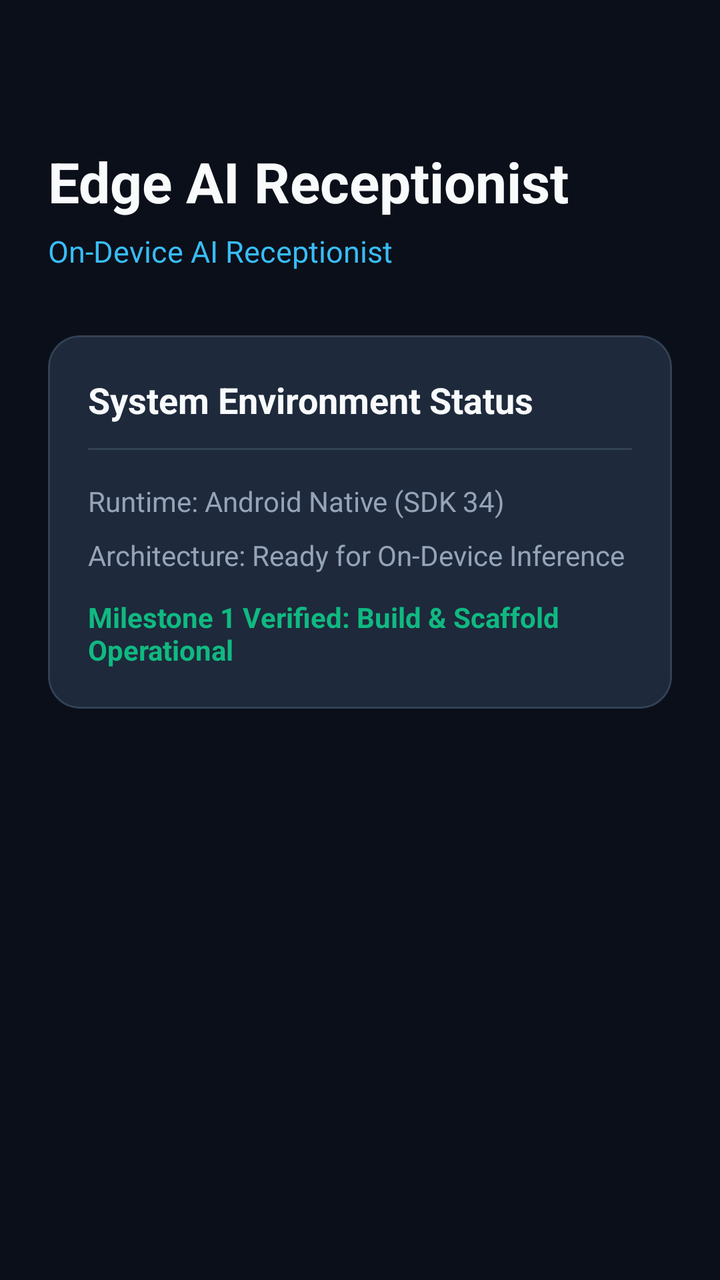
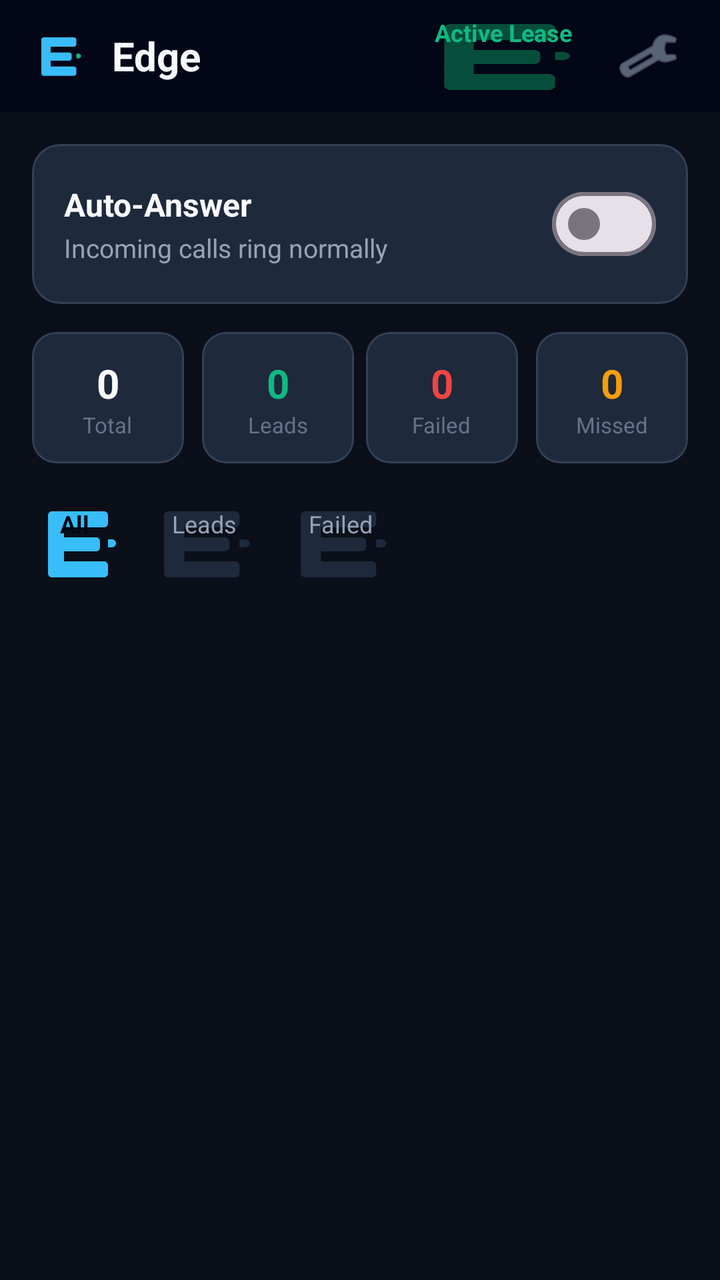

Before-and-after screenshots of an Android layout around one commit, followed by the original layout XML and the change that was made.
<!-- AndroidManifest.xml: application theme Theme.Edge -->
<!-- res/layout/activity_main.xml -->
<?xml version="1.0" encoding="utf-8"?>
<androidx.constraintlayout.widget.ConstraintLayout xmlns:android="http://schemas.android.com/apk/res/android"
    xmlns:app="http://schemas.android.com/apk/res-auto"
    android:layout_width="match_parent"
    android:layout_height="match_parent"
    android:background="@color/background"
    android:padding="24dp">

    <LinearLayout
        android:id="@+id/headerContainer"
        android:layout_width="0dp"
        android:layout_height="wrap_content"
        android:layout_marginTop="48dp"
        android:orientation="vertical"
        app:layout_constraintEnd_toEndOf="parent"
        app:layout_constraintStart_toStartOf="parent"
        app:layout_constraintTop_toTopOf="parent">

        <TextView
            android:id="@+id/tvAppName"
            android:layout_width="wrap_content"
            android:layout_height="wrap_content"
            android:text="@string/title_receptionist"
            android:textColor="@color/text_primary"
            android:textSize="28sp"
            android:textStyle="bold" />

        <TextView
            android:id="@+id/tvAppSubtitle"
            android:layout_width="wrap_content"
            android:layout_height="wrap_content"
            android:layout_marginTop="6dp"
            android:text="@string/subtitle_status"
            android:textColor="@color/accent"
            android:textSize="15sp" />
    </LinearLayout>

    <com.google.android.material.card.MaterialCardView
        android:id="@+id/cardStatus"
        android:layout_width="0dp"
        android:layout_height="wrap_content"
        android:layout_marginTop="32dp"
        app:cardBackgroundColor="@color/card_background"
        app:cardCornerRadius="16dp"
        app:cardElevation="0dp"
        app:strokeColor="#334155"
        app:strokeWidth="1dp"
        app:layout_constraintEnd_toEndOf="parent"
        app:layout_constraintStart_toStartOf="parent"
        app:layout_constraintTop_toBottomOf="@id/headerContainer">

        <LinearLayout
            android:layout_width="match_parent"
            android:layout_height="wrap_content"
            android:orientation="vertical"
            android:padding="20dp">

            <TextView
                android:layout_width="wrap_content"
                android:layout_height="wrap_content"
                android:text="@string/system_status_title"
                android:textColor="@color/text_primary"
                android:textSize="18sp"
                android:textStyle="bold" />

            <View
                android:layout_width="match_parent"
                android:layout_height="1dp"
                android:layout_marginTop="12dp"
                android:layout_marginBottom="16dp"
                android:background="#334155" />

            <TextView
                android:id="@+id/tvRuntimeStatus"
                android:layout_width="wrap_content"
                android:layout_height="wrap_content"
                android:text="@string/status_runtime"
                android:textColor="@color/text_secondary"
                android:textSize="14sp" />

            <TextView
                android:id="@+id/tvArchStatus"
                android:layout_width="wrap_content"
                android:layout_height="wrap_content"
                android:layout_marginTop="8dp"
                android:text="@string/status_architecture"
                android:textColor="@color/text_secondary"
                android:textSize="14sp" />

            <TextView
                android:id="@+id/tvReadyStatus"
                android:layout_width="wrap_content"
                android:layout_height="wrap_content"
                android:layout_marginTop="12dp"
                android:text="@string/status_ready"
                android:textColor="@color/status_green"
                android:textSize="14sp"
                android:textStyle="bold" />
        </LinearLayout>
    </com.google.android.material.card.MaterialCardView>

</androidx.constraintlayout.widget.ConstraintLayout>
<!-- resources referenced by this layout -->
<resources>
  <color name="accent">#38BDF8</color>
  <color name="background">#0B0F19</color>
  <color name="card_background">#1E293B</color>
  <color name="status_green">#10B981</color>
  <color name="text_primary">#F8FAFC</color>
  <color name="text_secondary">#94A3B8</color>
  <string name="status_architecture">Architecture: Ready for On-Device Inference</string>
  <string name="status_ready">Milestone 1 Verified: Build &amp; Scaffold Operational</string>
  <string name="status_runtime">Runtime: Android Native (SDK 34)</string>
  <string name="subtitle_status">On-Device AI Receptionist</string>
  <string name="system_status_title">System Environment Status</string>
  <string name="title_receptionist">Edge AI Receptionist</string>
  <style name="Theme.Edge" parent="Theme.Material3.DayNight.NoActionBar">
          <item name="colorPrimary">@color/accent</item>
          <item name="android:statusBarColor">@color/primary_dark</item>
          <item name="android:windowBackground">@color/background</item>
      </style>
  <color name="primary_dark">#020617</color>
</resources>

<!-- the commit's change to res/layout/activity_main.xml (unified diff, before → after) -->
@@ -1,102 +1,347 @@
 <?xml version="1.0" encoding="utf-8"?>
-<androidx.constraintlayout.widget.ConstraintLayout xmlns:android="http://schemas.android.com/apk/res/android"
+<androidx.coordinatorlayout.widget.CoordinatorLayout xmlns:android="http://schemas.android.com/apk/res/android"
     xmlns:app="http://schemas.android.com/apk/res-auto"
     android:layout_width="match_parent"
     android:layout_height="match_parent"
-    android:background="@color/background"
-    android:padding="24dp">
-
-    <LinearLayout
-        android:id="@+id/headerContainer"
-        android:layout_width="0dp"
+    android:background="@color/background">
+
+    <com.google.android.material.appbar.AppBarLayout
+        android:layout_width="match_parent"
         android:layout_height="wrap_content"
-        android:layout_marginTop="48dp"
-        android:orientation="vertical"
-        app:layout_constraintEnd_toEndOf="parent"
-        app:layout_constraintStart_toStartOf="parent"
-        app:layout_constraintTop_toTopOf="parent">
-
-        <TextView
-            android:id="@+id/tvAppName"
-            android:layout_width="wrap_content"
-            android:layout_height="wrap_content"
-            android:text="@string/title_receptionist"
-            android:textColor="@color/text_primary"
-            android:textSize="28sp"
-            android:textStyle="bold" />
-
-        <TextView
-            android:id="@+id/tvAppSubtitle"
-            android:layout_width="wrap_content"
-            android:layout_height="wrap_content"
-            android:layout_marginTop="6dp"
-            android:text="@string/subtitle_status"
-            android:textColor="@color/accent"
-            android:textSize="15sp" />
-    </LinearLayout>
-
-    <com.google.android.material.card.MaterialCardView
-        android:id="@+id/cardStatus"
-        android:layout_width="0dp"
-        android:layout_height="wrap_content"
-        android:layout_marginTop="32dp"
-        app:cardBackgroundColor="@color/card_background"
-        app:cardCornerRadius="16dp"
-        app:cardElevation="0dp"
-        app:strokeColor="#334155"
-        app:strokeWidth="1dp"
-        app:layout_constraintEnd_toEndOf="parent"
-        app:layout_constraintStart_toStartOf="parent"
-        app:layout_constraintTop_toBottomOf="@id/headerContainer">
+        android:background="@color/primary_dark">
+
+        <LinearLayout
+            android:layout_width="match_parent"
+            android:layout_height="56dp"
+            android:gravity="center_vertical"
+            android:orientation="horizontal"
+            android:paddingHorizontal="16dp">
+
+            <ImageView
+                android:layout_width="28dp"
+                android:layout_height="28dp"
+                android:contentDescription="@string/app_name"
+                android:src="@drawable/ic_edge_logo" />
+
+            <TextView
+                android:layout_width="0dp"
+                android:layout_height="wrap_content"
+                android:layout_marginStart="12dp"
+                android:layout_weight="1"
+                android:text="@string/app_name"
+                android:textColor="@color/text_primary"
+                android:textSize="20sp"
+                android:textStyle="bold" />
+
+            <TextView
+                android:id="@+id/tvStatusBadge"
+                android:layout_width="wrap_content"
+                android:layout_height="wrap_content"
+                android:background="@drawable/ic_edge_logo"
+                android:backgroundTint="#064E3B"
+                android:paddingHorizontal="10dp"
+                android:paddingVertical="4dp"
+                android:text="@string/status_active"
+                android:textColor="@color/status_green"
+                android:textSize="12sp"
+                android:textStyle="bold" />
+
+            <ImageButton
+                android:id="@+id/btnSettings"
+                android:layout_width="40dp"
+                android:layout_height="40dp"
+                android:layout_marginStart="8dp"
+                android:background="?attr/selectableItemBackgroundBorderless"
+                android:contentDescription="@string/action_settings"
+                android:padding="8dp"
+                android:src="@android:drawable/ic_menu_preferences"
+                app:tint="@color/text_secondary" />
+        </LinearLayout>
+    </com.google.android.material.appbar.AppBarLayout>
+
+    <androidx.core.widget.NestedScrollView
+        android:layout_width="match_parent"
+        android:layout_height="match_parent"
+        app:layout_behavior="@string/appbar_scrolling_view_behavior">
 
         <LinearLayout
             android:layout_width="match_parent"
             android:layout_height="wrap_content"
             android:orientation="vertical"
-            android:padding="20dp">
+            android:padding="16dp">
+
+            
+            <com.google.android.material.card.MaterialCardView
+                android:layout_width="match_parent"
+                android:layout_height="wrap_content"
+                app:cardBackgroundColor="@color/card_background"
+                app:cardCornerRadius="14dp"
+                app:cardElevation="0dp"
+                app:strokeColor="@color/card_stroke"
+                app:strokeWidth="1dp">
+
+                <LinearLayout
+                    android:layout_width="match_parent"
+                    android:layout_height="wrap_content"
+                    android:gravity="center_vertical"
+                    android:orientation="horizontal"
+                    android:padding="16dp">
+
+                    <LinearLayout
+                        android:layout_width="0dp"
+                        android:layout_height="wrap_content"
+                        android:layout_weight="1"
+                        android:orientation="vertical">
+
+                        <TextView
+                            android:layout_width="wrap_content"
+                            android:layout_height="wrap_content"
+                            android:text="@string/title_auto_answer"
+                            android:textColor="@color/text_primary"
+                            android:textSize="16sp"
+                            android:textStyle="bold" />
+
+                        <TextView
+                            android:id="@+id/tvAutoAnswerDesc"
+                            android:layout_width="wrap_content"
+                            android:layout_height="wrap_content"
+                            android:layout_marginTop="2dp"
+                            android:text="@string/desc_auto_answer_inactive"
+                            android:textColor="@color/text_secondary"
+                            android:textSize="13sp" />
+                    </LinearLayout>
+
+                    <com.google.android.material.materialswitch.MaterialSwitch
+                        android:id="@+id/switchAutoAnswer"
+                        android:layout_width="wrap_content"
+                        android:layout_height="wrap_content" />
+                </LinearLayout>
+            </com.google.android.material.card.MaterialCardView>
+
+            
+            <LinearLayout
+                android:layout_width="match_parent"
+                android:layout_height="wrap_content"
+                android:layout_marginTop="14dp"
+                android:baselineAligned="false"
+                android:orientation="horizontal">
+
+                
+                <com.google.android.material.card.MaterialCardView
+                    android:layout_width="0dp"
+                    android:layout_height="wrap_content"
+                    android:layout_marginEnd="6dp"
+                    android:layout_weight="1"
+                    app:cardBackgroundColor="@color/card_background"
+                    app:cardCornerRadius="12dp"
+                    app:cardElevation="0dp"
+                    app:strokeColor="@color/card_stroke"
+                    app:strokeWidth="1dp">
+
+                    <LinearLayout
+                        android:layout_width="match_parent"
+                        android:layout_height="wrap_content"
+                        android:gravity="center"
+                        android:orientation="vertical"
+                        android:padding="12dp">
+
+                        <TextView
+                            android:id="@+id/tvCountTotal"
+                            android:layout_width="wrap_content"
+                            android:layout_height="wrap_content"
+                            android:text="0"
+                            android:textColor="@color/text_primary"
+                            android:textSize="20sp"
+                            android:textStyle="bold" />
+
+                        <TextView
+                            android:layout_width="wrap_content"
+                            android:layout_height="wrap_content"
+                            android:text="@string/stat_total"
+                            android:textColor="@color/text_muted"
+                            android:textSize="11sp" />
+                    </LinearLayout>
+                </com.google.android.material.card.MaterialCardView>
+
+                
+                <com.google.android.material.card.MaterialCardView
+                    android:layout_width="0dp"
+                    android:layout_height="wrap_content"
+                    android:layout_marginHorizontal="3dp"
+                    android:layout_weight="1"
+                    app:cardBackgroundColor="@color/card_background"
+                    app:cardCornerRadius="12dp"
+                    app:cardElevation="0dp"
+                    app:strokeColor="@color/card_stroke"
+                    app:strokeWidth="1dp">
+
+                    <LinearLayout
+                        android:layout_width="match_parent"
+                        android:layout_height="wrap_content"
+                        android:gravity="center"
+                        android:orientation="vertical"
+                        android:padding="12dp">
+
+                        <TextView
+                            android:id="@+id/tvCountLeads"
+                            android:layout_width="wrap_content"
+                            android:layout_height="wrap_content"
+                            android:text="0"
+                            android:textColor="@color/status_green"
+                            android:textSize="20sp"
+                            android:textStyle="bold" />
+
+                        <TextView
+                            android:layout_width="wrap_content"
+                            android:layout_height="wrap_content"
+                            android:text="@string/stat_leads"
+                            android:textColor="@color/text_muted"
+                            android:textSize="11sp" />
+                    </LinearLayout>
+                </com.google.android.material.card.MaterialCardView>
+
+                
+                <com.google.android.material.card.MaterialCardView
+                    android:layout_width="0dp"
+                    android:layout_height="wrap_content"
+                    android:layout_marginHorizontal="3dp"
+                    android:layout_weight="1"
+                    app:cardBackgroundColor="@color/card_background"
+                    app:cardCornerRadius="12dp"
+                    app:cardElevation="0dp"
+                    app:strokeColor="@color/card_stroke"
+                    app:strokeWidth="1dp">
+
+                    <LinearLayout
+                        android:layout_width="match_parent"
+                        android:layout_height="wrap_content"
+                        android:gravity="center"
+                        android:orientation="vertical"
+                        android:padding="12dp">
+
+                        <TextView
+                            android:id="@+id/tvCountFailed"
+                            android:layout_width="wrap_content"
+                            android:layout_height="wrap_content"
+                            android:text="0"
+                            android:textColor="@color/status_red"
+                            android:textSize="20sp"
+                            android:textStyle="bold" />
+
+                        <TextView
+                            android:layout_width="wrap_content"
+                            android:layout_height="wrap_content"
+                            android:text="@string/stat_failed"
+                            android:textColor="@color/text_muted"
+                            android:textSize="11sp" />
+                    </LinearLayout>
+                </com.google.android.material.card.MaterialCardView>
+
+                
+                <com.google.android.material.card.MaterialCardView
+                    android:layout_width="0dp"
+                    android:layout_height="wrap_content"
+                    android:layout_marginStart="6dp"
+                    android:layout_weight="1"
+                    app:cardBackgroundColor="@color/card_background"
+                    app:cardCornerRadius="12dp"
+                    app:cardElevation="0dp"
+                    app:strokeColor="@color/card_stroke"
+                    app:strokeWidth="1dp">
+
+                    <LinearLayout
+                        android:layout_width="match_parent"
+                        android:layout_height="wrap_content"
+                        android:gravity="center"
+                        android:orientation="vertical"
+                        android:padding="12dp">
+
+                        <TextView
+                            android:id="@+id/tvCountMissed"
+                            android:layout_width="wrap_content"
+                            android:layout_height="wrap_content"
+                            android:text="0"
+                            android:textColor="@color/status_amber"
+                            android:textSize="20sp"
+                            android:textStyle="bold" />
+
+                        <TextView
+                            android:layout_width="wrap_content"
+                            android:layout_height="wrap_content"
+                            android:text="@string/stat_missed"
+                            android:textColor="@color/text_muted"
+                            android:textSize="11sp" />
+                    </LinearLayout>
+                </com.google.android.material.card.MaterialCardView>
+            </LinearLayout>
+
+            
+            <LinearLayout
+                android:layout_width="match_parent"
+                android:layout_height="wrap_content"
+                android:layout_marginTop="16dp"
+                android:orientation="horizontal">
+
+                <TextView
+                    android:id="@+id/chipFilterAll"
+                    android:layout_width="wrap_content"
+                    android:layout_height="wrap_content"
+                    android:background="@drawable/ic_edge_logo"
+                    android:backgroundTint="@color/accent"
+                    android:paddingHorizontal="14dp"
+                    android:paddingVertical="6dp"
+                    android:text="@string/filter_all"
+                    android:textColor="@color/primary_dark"
+                    android:textSize="12sp"
+                    android:textStyle="bold" />
+
+                <TextView
+                    android:id="@+id/chipFilterLeads"
+                    android:layout_width="wrap_content"
+                    android:layout_height="wrap_content"
+                    android:layout_marginStart="8dp"
+                    android:background="@drawable/ic_edge_logo"
+                    android:backgroundTint="@color/card_background"
+                    android:paddingHorizontal="14dp"
+                    android:paddingVertical="6dp"
+                    android:text="@string/filter_leads"
+                    android:textColor="@color/text_secondary"
+                    android:textSize="12sp" />
+
+                <TextView
+                    android:id="@+id/chipFilterFailed"
+                    android:layout_width="wrap_content"
+                    android:layout_height="wrap_content"
+                    android:layout_marginStart="8dp"
+                    android:background="@drawable/ic_edge_logo"
+                    android:backgroundTint="@color/card_background"
+                    android:paddingHorizontal="14dp"
+                    android:paddingVertical="6dp"
+                    android:text="@string/filter_failed"
+                    android:textColor="@color/text_secondary"
+                    android:textSize="12sp" />
+            </LinearLayout>
+
+            
+            <androidx.recyclerview.widget.RecyclerView
+                android:id="@+id/rvCallHistory"
+                android:layout_width="match_parent"
+                android:layout_height="wrap_content"
+                android:layout_marginTop="12dp"
+                android:nestedScrollingEnabled="false" />
 
             <TextView
-                android:layout_width="wrap_content"
-                android:layout_height="wrap_content"
-                android:text="@string/system_status_title"
-                android:textColor="@color/text_primary"
-                android:textSize="18sp"
-                android:textStyle="bold" />
-
-            <View
-                android:layout_width="match_parent"
-                android:layout_height="1dp"
-                android:layout_marginTop="12dp"
-                android:layout_marginBottom="16dp"
-                android:background="#334155" />
-
-            <TextView
-                android:id="@+id/tvRuntimeStatus"
-                android:layout_width="wrap_content"
-                android:layout_height="wrap_content"
-                android:text="@string/status_runtime"
-                android:textColor="@color/text_secondary"
-                android:textSize="14sp" />
-
-            <TextView
-                android:id="@+id/tvArchStatus"
-                android:layout_width="wrap_content"
-                android:layout_height="wrap_content"
-                android:layout_marginTop="8dp"
-                android:text="@string/status_architecture"
-                android:textColor="@color/text_secondary"
-                android:textSize="14sp" />
-
-            <TextView
-                android:id="@+id/tvReadyStatus"
-                android:layout_width="wrap_content"
-                android:layout_height="wrap_content"
-                android:layout_marginTop="12dp"
-                android:text="@string/status_ready"
-                android:textColor="@color/status_green"
+                android:id="@+id/tvEmptyState"
+                android:layout_width="match_parent"
+                android:layout_height="wrap_content"
+                android:layout_marginTop="32dp"
+                android:gravity="center"
+                android:text="No calls recorded yet."
+                android:textColor="@color/text_muted"
                 android:textSize="14sp"
-                android:textStyle="bold" />
+                android:visibility="gone" />
+
         </LinearLayout>
-    </com.google.android.material.card.MaterialCardView>
-
-</androidx.constraintlayout.widget.ConstraintLayout>
+    </androidx.core.widget.NestedScrollView>
+
+</androidx.coordinatorlayout.widget.CoordinatorLayout>
<!-- resource entries referenced after the edit -->
@@ -3,20 +3,43 @@
   <color name="accent">#38BDF8</color>
   <color name="background">#0B0F19</color>
   <color name="card_background">#1E293B</color>
+  <color name="card_stroke">#334155</color>
   <color name="status_green">#10B981</color>
+  <color name="status_red">#EF4444</color>
+  <color name="text_muted">#64748B</color>
   <color name="text_primary">#F8FAFC</color>
   <color name="text_secondary">#94A3B8</color>
-  <string name="status_architecture">Architecture: Ready for On-Device Inference</string>
-  <string name="status_ready">Milestone 1 Verified: Build &amp; Scaffold Operational</string>
-  <string name="status_runtime">Runtime: Android Native (SDK 34)</string>
-  <string name="subtitle_status">On-Device AI Receptionist</string>
-  <string name="system_status_title">System Environment Status</string>
-  <string name="title_receptionist">Edge AI Receptionist</string>
+  <!-- drawable ic_edge_logo (drawable) -->
+  <vector xmlns:android="http://schemas.android.com/apk/res/android"
+      android:width="48dp"
+      android:height="48dp"
+      android:viewportWidth="48"
+      android:viewportHeight="48">
+      <path
+          android:fillColor="#38BDF8"
+          android:pathData="M8,10 C8,8.895 8.895,8 10,8 L36,8 C37.105,8 38,8.895 38,10 L38,14 C38,15.105 37.105,16 36,16 L16,16 L16,21 L32,21 C33.105,21 34,21.895 34,23 L34,26 C34,27.105 33.105,28 32,28 L16,28 L16,33 L36,33 C37.105,33 38,33.895 38,35 L38,39 C38,40.105 37.105,41 36,41 L10,41 C8.895,41 8,40.105 8,39 Z" />
+      <path
+          android:fillColor="#10B981"
+          android:pathData="M40,22 C41.105,22 42,22.895 42,24 C42,25.105 41.105,26 40,26 L38,26 L38,22 Z" />
+  </vector>
+  <string name="action_settings">Settings</string>
+  <string name="app_name">Edge</string>
+  <string name="desc_auto_answer_inactive">Incoming calls ring normally</string>
+  <string name="filter_all">All</string>
+  <string name="filter_failed">Failed</string>
+  <string name="filter_leads">Leads</string>
+  <string name="stat_failed">Failed</string>
+  <string name="stat_leads">Leads</string>
+  <string name="stat_missed">Missed</string>
+  <string name="stat_total">Total</string>
+  <string name="status_active">Active Lease</string>
+  <string name="title_auto_answer">Auto-Answer</string>
   <style name="Theme.Edge" parent="Theme.Material3.DayNight.NoActionBar">
           <item name="colorPrimary">@color/accent</item>
           <item name="android:statusBarColor">@color/primary_dark</item>
           <item name="android:windowBackground">@color/background</item>
       </style>
   <color name="primary_dark">#020617</color>
+  <color name="status_amber">#F59E0B</color>
 </resources>
 
